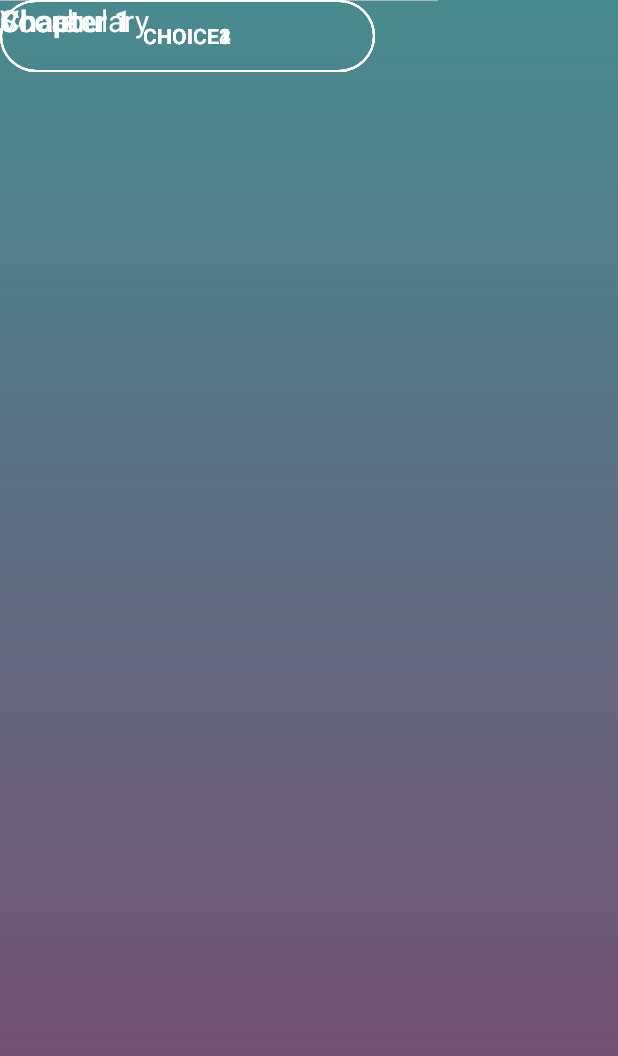
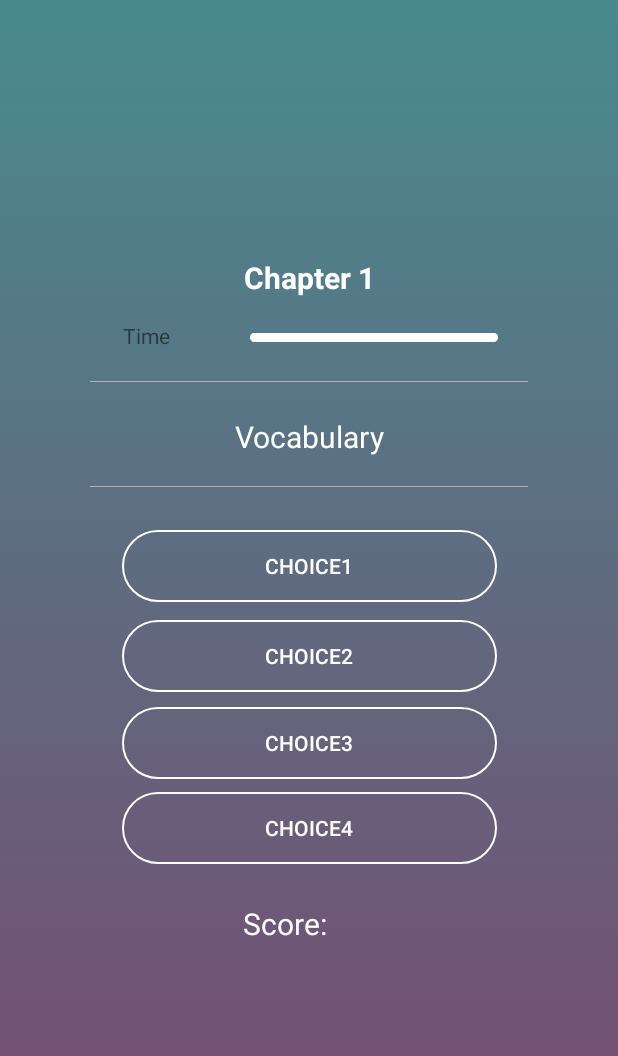
Before and after one commit to ChampBVT/Memarize, an Android app: the layout activity_question.xml on its own in the app's theme, with its tools: preview values and no code run, on a phone screen of 412 x 824 dp. Shown: the top 1056 px of the screen. Run offline under Robolectric (Android 15) with nearby library versions, the light colour scheme and no system bars.

Commit message:
Added progressbar animation and style

```diff
--- a/app/src/main/AndroidManifest.xml
+++ b/app/src/main/AndroidManifest.xml
@@ -14,15 +14,16 @@
         tools:ignore="AllowBackup">
         <activity android:name=".MainActivity" />
         <activity android:name=".RegisterActivity" />
-        <activity android:name=".LandingActivity">
-            <intent-filter>
-                <action android:name="android.intent.action.MAIN" />
-
-                <category android:name="android.intent.category.LAUNCHER" />
-            </intent-filter>
-        </activity>
+        <activity android:name=".LandingActivity" />
         <activity android:name=".RegisterActivity2" />
         <activity android:name=".LoginActivity" />
+        <activity android:name=".QuestionActivity">
+        <intent-filter>
+            <action android:name="android.intent.action.MAIN" />
+
+            <category android:name="android.intent.category.LAUNCHER" />
+        </intent-filter>
+        </activity>
     </application>
 
 </manifest>
--- /dev/null
+++ b/app/src/main/java/com/wireless/memarize/QuestionActivity.kt
@@ -0,0 +1,49 @@
+package com.wireless.memarize;
+
+import android.animation.ObjectAnimator
+import android.os.Bundle
+import android.os.CountDownTimer
+import android.view.animation.DecelerateInterpolator
+import android.view.animation.LinearInterpolator
+import android.widget.ProgressBar
+import android.widget.Toast
+import androidx.appcompat.app.AppCompatActivity
+
+
+class QuestionActivity : AppCompatActivity() {
+
+    private lateinit var remainingTime: ProgressBar
+    private var questionTime: Long = 10 *1000 //SECONDS * 1000
+
+    override fun onCreate(savedInstanceState: Bundle?) {
+        super.onCreate(savedInstanceState)
+        setContentView(R.layout.activity_question)
+
+        remainingTime = findViewById(R.id.remainTime)
+        object : CountDownTimer(questionTime, 1000) {
+            override fun onFinish() {
+                showToast()
+                //TODO("Not yet implemented")
+            }
+
+            override fun onTick(millisUntilFinished: Long) {}
+        }.start()
+        setProgressAnimate(remainingTime)
+    }
+
+    private fun setProgressAnimate(pb: ProgressBar) {
+        val animation =
+            ObjectAnimator.ofInt(pb, "progress", pb.progress, 0)
+        animation.duration = questionTime
+        animation.interpolator = LinearInterpolator()
+        animation.start()
+    }
+
+    private fun showToast() {
+        Toast.makeText(
+            this,
+            "หมดเวลาแล้วจ้า",
+            Toast.LENGTH_LONG
+        ).show()
+    }
+}
--- /dev/null
+++ b/app/src/main/res/drawable/progressbar.xml
@@ -0,0 +1,18 @@
+<?xml version="1.0" encoding="utf-8"?>
+<layer-list xmlns:android="http://schemas.android.com/apk/res/android">
+    <item android:id="@android:id/background">
+        <shape>
+            <corners android:radius="8dp" />
+            <solid android:color="@android:color/transparent"/>
+            <stroke android:width=".75dp" android:color="#ffffff" />
+        </shape>
+    </item>
+    <item android:id="@android:id/progress">
+        <clip>
+            <shape>
+                <corners android:radius="8dp" />
+                <solid android:color="#ffffff"/>
+            </shape>
+        </clip>
+    </item>
+</layer-list>
--- a/app/src/main/res/layout/activity_question.xml
+++ b/app/src/main/res/layout/activity_question.xml
@@ -4,101 +4,159 @@
     xmlns:tools="http://schemas.android.com/tools"
     android:layout_width="match_parent"
     android:layout_height="match_parent"
-    android:background="@drawable/gradient">
+    android:background="@drawable/gradient"
+    tools:context=".QuestionActivity">
 
     <TextView
         android:id="@+id/Chapter"
         android:layout_width="wrap_content"
         android:layout_height="wrap_content"
+        android:layout_marginTop="125dp"
+        android:layout_marginBottom="579dp"
         android:text="Chapter 1"
         android:textColor="@color/white"
         android:textSize="20sp"
         android:textStyle="bold"
-        tools:ignore="MissingConstraints"
-        tools:layout_editor_absoluteX="161dp"
-        tools:layout_editor_absoluteY="125dp" />
+        app:layout_constraintBottom_toBottomOf="parent"
+        app:layout_constraintEnd_toEndOf="parent"
+        app:layout_constraintHorizontal_bias="0.5"
+        app:layout_constraintStart_toStartOf="parent"
+        app:layout_constraintTop_toTopOf="parent"
+        />
+
+    <ProgressBar
+        android:id="@+id/remainTime"
+        style="@android:style/Widget.ProgressBar.Horizontal"
+        android:layout_width="165dp"
+        android:layout_height="6dp"
+        android:layout_marginStart="166dp"
+        android:layout_marginTop="222dp"
+        android:layout_marginEnd="80dp"
+        android:max="1000"
+        android:progress="1000"
+        android:progressDrawable="@drawable/progressbar"
+        app:layout_constraintEnd_toEndOf="parent"
+        app:layout_constraintStart_toStartOf="parent"
+        app:layout_constraintTop_toTopOf="parent" />
 
     <View
         android:id="@+id/barOverVocab1"
         style="@style/Divider"
         android:layout_width="292dp"
-        tools:ignore="MissingConstraints"
-        tools:layout_editor_absoluteX="60dp"
-        tools:layout_editor_absoluteY="254dp" />
+        android:layout_marginTop="254dp"
+        app:layout_constraintEnd_toEndOf="parent"
+        app:layout_constraintHorizontal_bias="0.5"
+        app:layout_constraintStart_toStartOf="parent"
+        app:layout_constraintTop_toTopOf="parent"
+        tools:ignore="MissingConstraints" />
 
     <TextView
         android:id="@+id/Vocabulary"
         android:layout_width="wrap_content"
         android:layout_height="wrap_content"
+        android:layout_marginTop="277dp"
         android:text="Vocabulary"
         android:textColor="@color/white"
         android:textSize="20sp"
-        tools:ignore="MissingConstraints"
-        tools:layout_editor_absoluteX="155dp"
-        tools:layout_editor_absoluteY="277dp" />
+        app:layout_constraintEnd_toEndOf="parent"
+        app:layout_constraintHorizontal_bias="0.5"
+        app:layout_constraintStart_toStartOf="parent"
+        app:layout_constraintTop_toTopOf="parent"
+        tools:ignore="MissingConstraints" />
 
     <View
         android:id="@+id/barOverVocab2"
         style="@style/Divider"
         android:layout_width="292dp"
-        tools:ignore="MissingConstraints"
-        tools:layout_editor_absoluteX="60dp"
-        tools:layout_editor_absoluteY="324dp" />
+        android:layout_marginTop="324dp"
+        app:layout_constraintEnd_toEndOf="parent"
+        app:layout_constraintHorizontal_bias="0.5"
+        app:layout_constraintStart_toStartOf="parent"
+        app:layout_constraintTop_toTopOf="parent"
+        tools:ignore="MissingConstraints" />
 
     <Button
         android:id="@+id/choice1"
         android:layout_width="250dp"
         android:layout_height="wrap_content"
+        android:layout_marginTop="353dp"
         android:background="@drawable/choice_button"
         android:text="Choice1"
         android:textColor="@color/white"
-        tools:ignore="MissingConstraints"
-        tools:layout_editor_absoluteX="81dp"
-        tools:layout_editor_absoluteY="353dp" />
+        app:layout_constraintEnd_toEndOf="parent"
+        app:layout_constraintHorizontal_bias="0.5"
+        app:layout_constraintStart_toStartOf="parent"
+        app:layout_constraintTop_toTopOf="parent"
+        tools:ignore="MissingConstraints" />
 
     <Button
         android:id="@+id/choice2"
         android:layout_width="250dp"
         android:layout_height="wrap_content"
+        android:layout_marginTop="413dp"
         android:background="@drawable/choice_button"
         android:text="Choice2"
         android:textColor="@color/white"
-        tools:ignore="MissingConstraints"
-        tools:layout_editor_absoluteX="81dp"
-        tools:layout_editor_absoluteY="413dp" />
+        app:layout_constraintEnd_toEndOf="parent"
+        app:layout_constraintHorizontal_bias="0.5"
+        app:layout_constraintStart_toStartOf="parent"
+        app:layout_constraintTop_toTopOf="parent"
+        tools:ignore="MissingConstraints" />
 
     <Button
         android:id="@+id/choice3"
         android:layout_width="250dp"
         android:layout_height="wrap_content"
+        android:layout_marginTop="471dp"
         android:background="@drawable/choice_button"
         android:text="Choice3"
         android:textColor="@color/white"
-        tools:ignore="MissingConstraints"
-        tools:layout_editor_absoluteX="81dp"
-        tools:layout_editor_absoluteY="471dp" />
+        app:layout_constraintEnd_toEndOf="parent"
+        app:layout_constraintHorizontal_bias="0.5"
+        app:layout_constraintStart_toStartOf="parent"
+        app:layout_constraintTop_toTopOf="parent"
+        tools:ignore="MissingConstraints" />
 
     <Button
         android:id="@+id/choice4"
         android:layout_width="250dp"
         android:layout_height="wrap_content"
+        android:layout_marginTop="528dp"
         android:background="@drawable/choice_button"
         android:text="Choice4"
         android:textColor="@color/white"
-        tools:ignore="MissingConstraints"
-        tools:layout_editor_absoluteX="81dp"
-        tools:layout_editor_absoluteY="528dp" />
+        app:layout_constraintEnd_toEndOf="parent"
+        app:layout_constraintHorizontal_bias="0.5"
+        app:layout_constraintStart_toStartOf="parent"
+        app:layout_constraintTop_toTopOf="parent"
+        tools:ignore="MissingConstraints" />
 
     <TextView
         android:id="@+id/Score"
         android:layout_width="wrap_content"
         android:layout_height="wrap_content"
+        android:layout_marginStart="161dp"
+        android:layout_marginTop="602dp"
+        android:layout_marginEnd="189dp"
         android:text="Score: "
         android:textColor="@color/white"
         android:textSize="20sp"
-        tools:ignore="MissingConstraints"
-        tools:layout_editor_absoluteX="161dp"
-        tools:layout_editor_absoluteY="602dp" />
+        app:layout_constraintEnd_toEndOf="parent"
+        app:layout_constraintStart_toStartOf="parent"
+        app:layout_constraintTop_toTopOf="parent"
+        tools:ignore="MissingConstraints" />
+
+    <TextView
+        android:id="@+id/textView6"
+        android:layout_width="wrap_content"
+        android:layout_height="wrap_content"
+        android:layout_marginStart="81dp"
+        android:layout_marginTop="214dp"
+        android:layout_marginEnd="298dp"
+        android:text="Time"
+        app:layout_constraintEnd_toEndOf="parent"
+        app:layout_constraintStart_toStartOf="parent"
+        app:layout_constraintTop_toTopOf="parent" />
 
 
 </androidx.constraintlayout.widget.ConstraintLayout>
```
